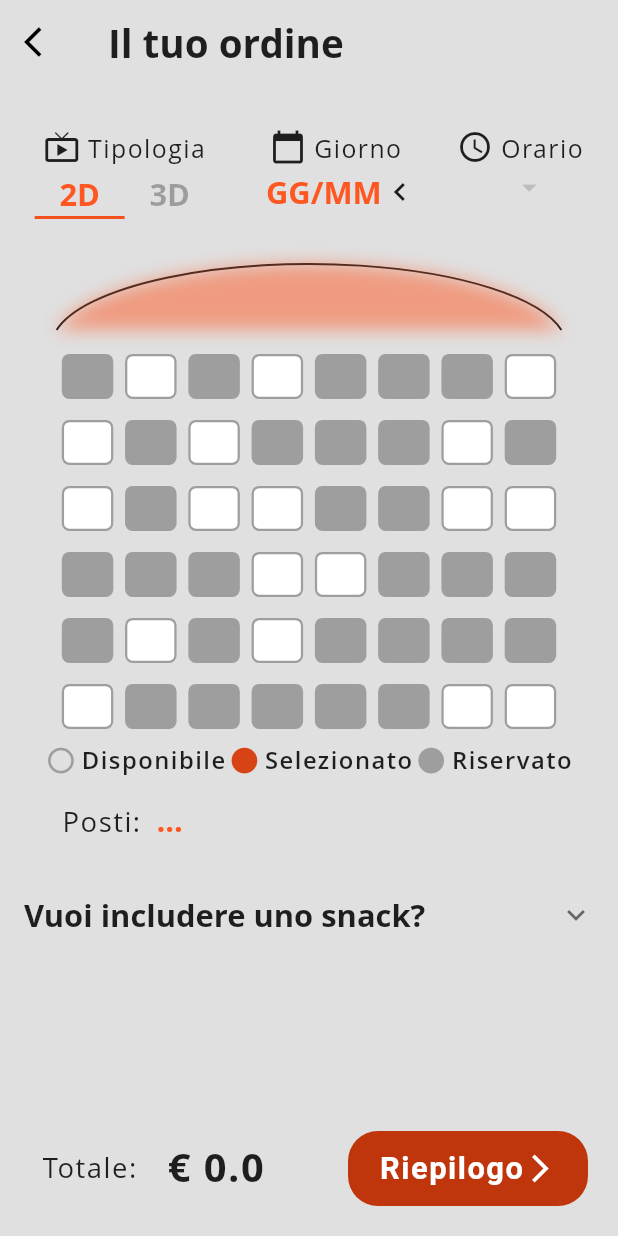
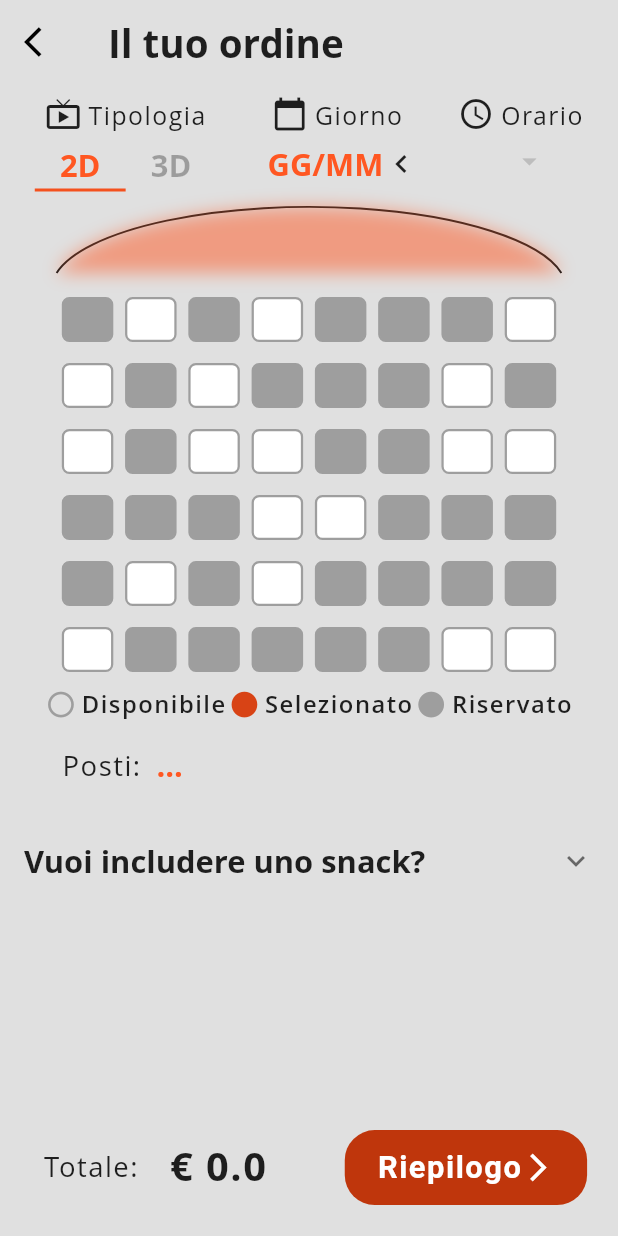
Before and after one commit to Alexius22/Multiplex-UniPG, a Flutter app: the BuyTicket screen opened directly with empty values, on a phone screen of 412 x 824 dp. Run offline on Flutter 3.47's test engine with Material 2 defaults, Android fonts, the phone set to English and light mode, and no system bars; our stand-ins replace dynamic_theme, flip_card, outline_material_icons, shared_preferences; missing offline and left inert: barcode_flutter; accounts and stored records are empty; statements that could not run were skipped.

Commit message:
Fixed some issues with the UI that was not responsive in the navbar, tabbar and buy_ticket section

```diff
--- a/lib/screens/home/buy_ticket/buy_ticket.dart
+++ b/lib/screens/home/buy_ticket/buy_ticket.dart
@@ -113,9 +113,11 @@ class _State extends State<BuyTicket> with SingleTickerProviderStateMixin {
               scrollDirection: Axis.vertical,
               child: Column(
                 children: <Widget>[
-                  SizedBox(height: 30),
+                  SizedBox(height: MediaQuery.of(context).size.height / 100),
                   Padding(
-                    padding: EdgeInsets.only(left: 10, right: 10),
+                    padding: EdgeInsets.only(
+                        left: MediaQuery.of(context).size.width / 40,
+                        right: MediaQuery.of(context).size.width / 40),
                     child: Row(
                       mainAxisAlignment: MainAxisAlignment.spaceAround,
                       crossAxisAlignment: CrossAxisAlignment.center,
@@ -126,15 +128,15 @@ class _State extends State<BuyTicket> with SingleTickerProviderStateMixin {
                       ],
                     ),
                   ),
-                  SizedBox(height: 30),
+                  SizedBox(height: MediaQuery.of(context).size.height / 80),
                   _buildScreen(),
-                  SizedBox(height: 5),
+                  SizedBox(height: MediaQuery.of(context).size.height / 160),
                   _buildSeats(rows: _roomDim[0], columns: _roomDim[1]),
-                  SizedBox(height: 10),
+                  SizedBox(height: MediaQuery.of(context).size.height / 80),
                   _buildLegend(),
-                  SizedBox(height: 15),
+                  SizedBox(height: MediaQuery.of(context).size.height / 52),
                   _buildSeatsSummary(_secondaryStyle),
-                  SizedBox(height: 20),
+                  SizedBox(height: MediaQuery.of(context).size.height / 40),
                   _buildOptionalSnacks(),
                 ],
               ),
@@ -301,7 +303,7 @@ class _State extends State<BuyTicket> with SingleTickerProviderStateMixin {
 
   Widget _shotdDateTimePicker(String title, IconData icon, Widget bottomChild) {
     return Container(
-      height: 60,
+      height: MediaQuery.of(context).size.height / 13,
       child: Column(
         mainAxisAlignment: MainAxisAlignment.spaceBetween,
         crossAxisAlignment: CrossAxisAlignment.center,
@@ -309,7 +311,7 @@ class _State extends State<BuyTicket> with SingleTickerProviderStateMixin {
           Row(
             children: [
               Icon(icon),
-              SizedBox(width: 5),
+              SizedBox(width: MediaQuery.of(context).size.width / 95),
               Text(
                 title,
                 style: TextStyle(
@@ -333,8 +335,8 @@ class _State extends State<BuyTicket> with SingleTickerProviderStateMixin {
       Column(
         children: <Widget>[
           Container(
-            width: 120,
-            height: 32,
+            width: MediaQuery.of(context).size.width / 3.4,
+            height: MediaQuery.of(context).size.height / 25,
             child: TabBar(
               controller: _shotTyplogyPicked,
               tabs: _shotTypologies
@@ -385,7 +387,7 @@ class _State extends State<BuyTicket> with SingleTickerProviderStateMixin {
       "Giorno",
       Icons.calendar_today,
       FlatButton(
-        padding: EdgeInsets.only(left: 8.0),
+        padding: EdgeInsets.only(left: MediaQuery.of(context).size.width / 50),
         materialTapTargetSize: MaterialTapTargetSize.shrinkWrap,
         highlightColor:
             Theme.of(context).textTheme.title.color.withOpacity(0.1),
@@ -409,14 +411,15 @@ class _State extends State<BuyTicket> with SingleTickerProviderStateMixin {
       "Orario",
       Icons.schedule,
       Padding(
-        padding: EdgeInsets.only(bottom: 9.0),
+        padding:
+            EdgeInsets.only(bottom: MediaQuery.of(context).size.height / 100),
         child: ButtonTheme(
           alignedDropdown: true,
           child: DropdownButton<String>(
             isDense: true,
             value: _timePicked,
             icon: Icon(Icons.arrow_drop_down),
-            iconSize: 22,
+            iconSize: MediaQuery.of(context).size.height / 37,
             underline: Container(
               padding: EdgeInsets.all(0.0),
               height: 0,
@@ -490,7 +493,7 @@ class _State extends State<BuyTicket> with SingleTickerProviderStateMixin {
       children: <Widget>[
         Container(
           alignment: Alignment.bottomLeft,
-          padding: EdgeInsets.all(28.0),
+          padding: EdgeInsets.all(MediaQuery.of(context).size.height / 28.5),
           child: Row(
             children: <Widget>[
               Text(
@@ -501,7 +504,7 @@ class _State extends State<BuyTicket> with SingleTickerProviderStateMixin {
                   letterSpacing: 1,
                 ),
               ),
-              SizedBox(width: 20),
+              SizedBox(width: MediaQuery.of(context).size.width / 20),
               Text(
                 "€ $_totalCost",
                 style: TextStyle(
@@ -516,9 +519,9 @@ class _State extends State<BuyTicket> with SingleTickerProviderStateMixin {
         ),
         Container(
           alignment: Alignment.bottomRight,
-          padding: EdgeInsets.all(20.0),
+          padding: EdgeInsets.all(MediaQuery.of(context).size.height / 40),
           child: ButtonWithIcon(
-            width: 160,
+            width: MediaQuery.of(context).size.width / 2.55,
             text: "Riepilogo",
             icon: Icons.arrow_forward_ios,
             onTap: () {
```
Also changed, not shown: lib/tabbar.dart (+4 -4 lines), lib/widgets/bubble_tab_bar/navbar_button.dart (+6 -6 lines).
